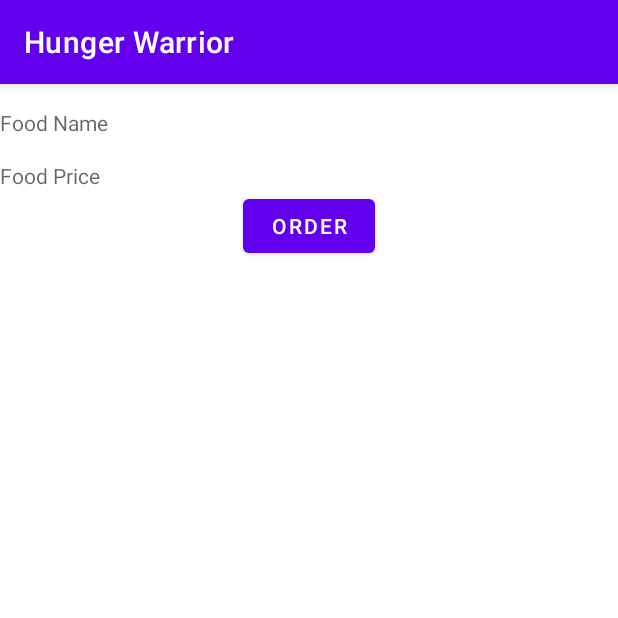
After one commit to dakyboy/HungerWarrior, an Android app: the FoodActivity screen opened directly, with no data from a screen before it, on a phone screen of 412 x 824 dp, the top half of it. The commit adds this screen. Run offline under Robolectric (Android 15) with nearby library versions, the phone set to English and light mode, and no system bars; network calls fail; 2 statements that could not run were skipped.

Commit message:
updated food model

```diff
--- /dev/null
+++ b/app/src/main/java/com/dakiiii/hungerwarrior/FoodActivity.java
@@ -0,0 +1,27 @@
+package com.dakiiii.hungerwarrior;
+
+import android.content.Intent;
+import android.os.Bundle;
+import android.widget.TextView;
+
+import androidx.appcompat.app.AppCompatActivity;
+
+public class FoodActivity extends AppCompatActivity {
+
+    TextView eFoodNameTextView;
+    TextView eFoodpriceTextView;
+
+    @Override
+    protected void onCreate(Bundle savedInstanceState) {
+        super.onCreate(savedInstanceState);
+        setContentView(R.layout.activity_food);
+        Intent intent =getIntent();
+        Bundle bundle = intent.getBundleExtra("FOOD_DETAILS");
+        eFoodNameTextView = findViewById(R.id.textViewFoodName);
+        eFoodpriceTextView = findViewById(R.id.textViewFoodPrice);
+
+        eFoodpriceTextView.setText(Integer.toString(bundle.getInt("FOOD_PRICE")));
+        eFoodNameTextView.setText(bundle.getString("FOOD_NAME"));
+
+    }
+}
--- a/app/src/main/java/com/dakiiii/hungerwarrior/VolleySingleton.java
+++ b/app/src/main/java/com/dakiiii/hungerwarrior/VolleySingleton.java
@@ -1,3 +1,4 @@
+
 package com.dakiiii.hungerwarrior;
 
 import android.content.Context;
--- /dev/null
+++ b/app/src/main/res/layout/activity_food.xml
@@ -0,0 +1,39 @@
+<?xml version="1.0" encoding="utf-8"?>
+<androidx.constraintlayout.widget.ConstraintLayout xmlns:android="http://schemas.android.com/apk/res/android"
+    xmlns:app="http://schemas.android.com/apk/res-auto"
+    xmlns:tools="http://schemas.android.com/tools"
+    android:layout_width="match_parent"
+    android:layout_height="match_parent"
+    tools:context=".FoodActivity">
+
+    <TextView
+        android:id="@+id/textViewFoodName"
+        android:layout_width="0dp"
+        android:layout_height="wrap_content"
+        android:layout_marginTop="16dp"
+        android:hint="@string/food_name"
+        app:layout_constraintEnd_toEndOf="parent"
+        app:layout_constraintStart_toStartOf="parent"
+        app:layout_constraintTop_toTopOf="parent" />
+
+    <TextView
+        android:id="@+id/textViewFoodPrice"
+        android:layout_width="0dp"
+        android:layout_height="wrap_content"
+        android:layout_marginTop="16dp"
+        android:layout_marginEnd="16dp"
+        android:layout_marginRight="16dp"
+        android:hint="@string/food_price"
+        app:layout_constraintEnd_toEndOf="parent"
+        app:layout_constraintStart_toStartOf="@+id/textViewFoodName"
+        app:layout_constraintTop_toBottomOf="@+id/textViewFoodName" />
+
+    <Button
+        android:id="@+id/buttonOrder"
+        android:layout_width="wrap_content"
+        android:layout_height="wrap_content"
+        android:text="@string/order"
+        app:layout_constraintEnd_toEndOf="parent"
+        app:layout_constraintStart_toStartOf="parent"
+        app:layout_constraintTop_toBottomOf="@+id/textViewFoodPrice" />
+</androidx.constraintlayout.widget.ConstraintLayout>
--- a/app/src/main/res/values/strings.xml
+++ b/app/src/main/res/values/strings.xml
@@ -10,4 +10,5 @@
     <string name="image_of_food">Image of food</string>
     <string name="search_foods">Search Foods...</string>
     <string name="foods">Foods</string>
+    <string name="order">order</string>
 </resources>
--- a/build.gradle
+++ b/build.gradle
@@ -5,7 +5,7 @@ buildscript {
         jcenter()
     }
     dependencies {
-        classpath "com.android.tools.build:gradle:4.1.0"
+        classpath 'com.android.tools.build:gradle:4.1.1'
 
         // NOTE: Do not place your application dependencies here; they belong
         // in the individual module build.gradle files
```
Also changed, not shown: app/src/main/AndroidManifest.xml (+3 -7 lines), app/src/main/java/com/dakiiii/hungerwarrior/MainActivity.java (+35 -18 lines), app/src/main/java/com/dakiiii/hungerwarrior/adapter/AllFoodsAdapter.java (+28 -1 lines), app/src/main/java/com/dakiiii/hungerwarrior/model/Food.java (+10 -0 lines), app/src/main/java/com/dakiiii/hungerwarrior/networking/WebService.java (added, +66 -0 lines).
